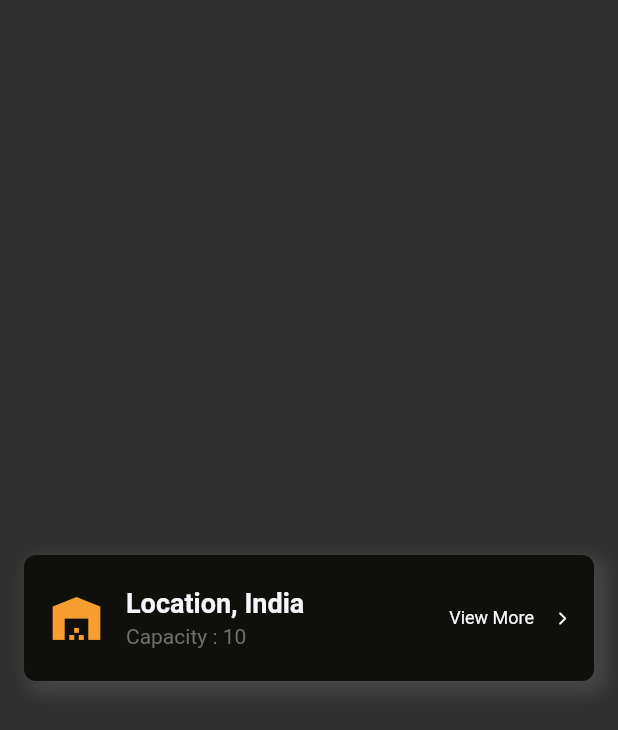
After one commit to vaidic-dodwani/Global-Dispatch, a Flutter app: the Warehouse screen opened directly, on a phone screen of 412 x 824 dp. The commit adds this screen. Shown: the top 730 px of the screen. Run offline on Flutter 3.47's test engine with Material 2 defaults, Android fonts, the phone set to English and light mode, and no system bars; our stand-ins replace flutter_native_splash, flutter_riverpod, flutter_svg, go_router; Roboto replaces fonts that are missing (Poppins).

Commit message:
added warehouse widget

```diff
--- a/lib/Screens/Widgets/sign_in_up_tabs.dart
+++ b/lib/Screens/Widgets/sign_in_up_tabs.dart
@@ -15,9 +15,10 @@ class SignInUpTabs extends StatelessWidget {
           onTap: () {
             context.goNamed(RouteNames.signIn);
           },
-          child: SizedBox(
+          child: Container(
             height: 44,
             width: 156,
+            // color: Colors.amber,
             child: Column(
               mainAxisAlignment: MainAxisAlignment.start,
               children: [
@@ -47,6 +48,7 @@ class SignInUpTabs extends StatelessWidget {
             context.goNamed(RouteNames.signUp);
           },
           child: SizedBox(
+            // color: Colors.amber,
             height: 44,
             width: 156,
             child: Column(
--- /dev/null
+++ b/lib/Screens/Widgets/warehouse.dart
@@ -0,0 +1,93 @@
+import 'package:flutter/material.dart';
+import 'package:flutter_riverpod/flutter_riverpod.dart';
+import 'package:globaldispatch/Screens/Widgets/utilities.dart';
+
+class Warehouse extends ConsumerStatefulWidget {
+  const Warehouse({super.key});
+
+  @override
+  ConsumerState<ConsumerStatefulWidget> createState() => _WarehouseState();
+}
+
+class _WarehouseState extends ConsumerState<Warehouse> {
+  @override
+  Widget build(BuildContext context) {
+    return Scaffold(
+      body: Center(
+        child: Container(
+          height: 84,
+          width: MediaQuery.of(context).size.width - (16 * 2),
+          decoration: BoxDecoration(
+            boxShadow: [
+              BoxShadow(
+                color: Colors.grey.withOpacity(0.2),
+                spreadRadius: 3,
+                blurRadius: 10,
+                offset: Offset(5, 5), // changes position of shadow
+              ),
+            ],
+            borderRadius: BorderRadius.circular(8),
+            color: Palette.neutralBlack,
+          ),
+          child: Row(
+            mainAxisAlignment: MainAxisAlignment.spaceBetween,
+            children: [
+              Row(
+                children: [
+                  Padding(
+                    padding: const EdgeInsets.only(left: 16),
+                    child: Icon(
+                      Icons.warehouse,
+                      color: Palette.primaryColor,
+                      size: 38,
+                    ),
+                  ),
+                  Padding(
+                    padding: const EdgeInsets.only(left: 14),
+                    child: Column(
+                      mainAxisAlignment: MainAxisAlignment.center,
+                      crossAxisAlignment: CrossAxisAlignment.start,
+                      children: [
+                        Text(
+                          "Location, India",
+                          style: titleMedium(),
+                        ),
+                        Padding(
+                          padding: const EdgeInsets.only(top: 4.0),
+                          child: Text(
+                            "Capacity : ${10}",
+                            style: bodyMedium(fontColor: Palette.neutralGrey),
+                          ),
+                        )
+                      ],
+                    ),
+                  ),
+                ],
+              ),
+              Padding(
+                padding: const EdgeInsets.only(
+                  right: 16.0,
+                ),
+                child: Row(
+                  children: [
+                    Padding(
+                      padding: const EdgeInsets.only(right: 14.0),
+                      child: Text(
+                        "View More",
+                        style: bodySmall(),
+                      ),
+                    ),
+                    Icon(
+                      Icons.arrow_forward_ios_rounded,
+                      size: 10,
+                    )
+                  ],
+                ),
+              )
+            ],
+          ),
+        ),
+      ),
+    );
+  }
+}
--- a/lib/main.dart
+++ b/lib/main.dart
@@ -2,6 +2,7 @@ import 'package:flutter/material.dart';
 import 'package:flutter_native_splash/flutter_native_splash.dart';
 import 'package:flutter_riverpod/flutter_riverpod.dart';
 import 'package:globaldispatch/Routing/routing.dart';
+import 'package:globaldispatch/Screens/Widgets/utilities.dart';
 
 void main() async {
   WidgetsFlutterBinding.ensureInitialized();
@@ -15,6 +16,10 @@ class MyApp extends StatelessWidget {
   @override
   Widget build(BuildContext context) {
     return MaterialApp.router(
+      theme: ThemeData.dark().copyWith(
+        colorScheme:
+            const ColorScheme.light().copyWith(primary: Palette.primaryColor),
+      ),
       debugShowCheckedModeBanner: false,
       routerConfig: AppRouter.router,
     );
```
Also changed, not shown: pubspec.lock.
